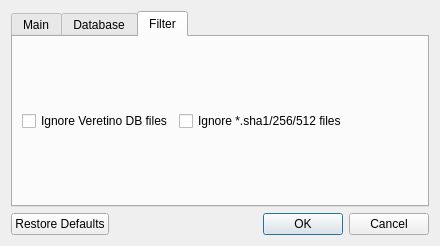
Before: the Qt Designer form src/dialogsettings.ui in artemvlas/veretino, drawn with Qt 5.
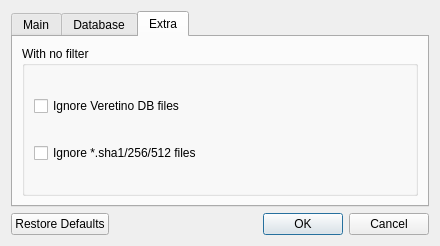
After: the same form once the commit is applied. The open tabs and pages were chosen to show the change.

```diff
--- a/src/dialogsettings.ui
+++ b/src/dialogsettings.ui
@@ -225,10 +225,16 @@
      </widget>
      <widget class="QWidget" name="tabFilter">
       <attribute name="title">
-       <string>Filter</string>
+       <string>Extra</string>
       </attribute>
       <layout class="QGridLayout" name="gridLayout_2">
-       <item row="1" column="1">
+       <item row="0" column="0" colspan="2">
+        <widget class="QGroupBox" name="groupBox">
+         <property name="title">
+          <string>With no filter</string>
+         </property>
+         <layout class="QGridLayout" name="gridLayout_3">
+          <item row="0" column="0">
         <widget class="QCheckBox" name="ignoreDbFiles">
          <property name="toolTip">
           <string>Exclude *.ver and *.ver.json files from the filelist</string>
@@ -238,7 +244,7 @@
          </property>
         </widget>
        </item>
-       <item row="1" column="2" colspan="2">
+          <item row="1" column="0">
         <widget class="QCheckBox" name="ignoreShaFiles">
          <property name="toolTip">
           <string>Exclude digest files from the list</string>
@@ -246,6 +252,9 @@
          <property name="text">
           <string>Ignore *.sha1/256/512 files</string>
          </property>
+           </widget>
+          </item>
+         </layout>
         </widget>
        </item>
       </layout>
```
Left out of the diff: 2 changed lines with no effect on the pictures. Lines whose indentation alone changed are shown as unchanged.
